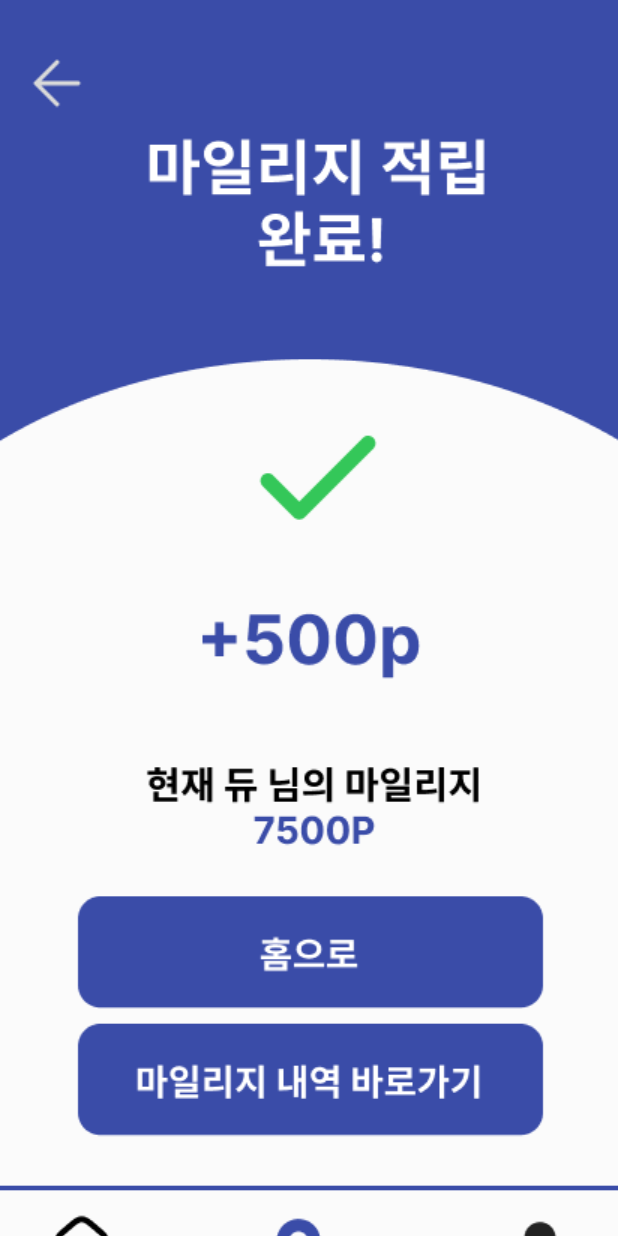
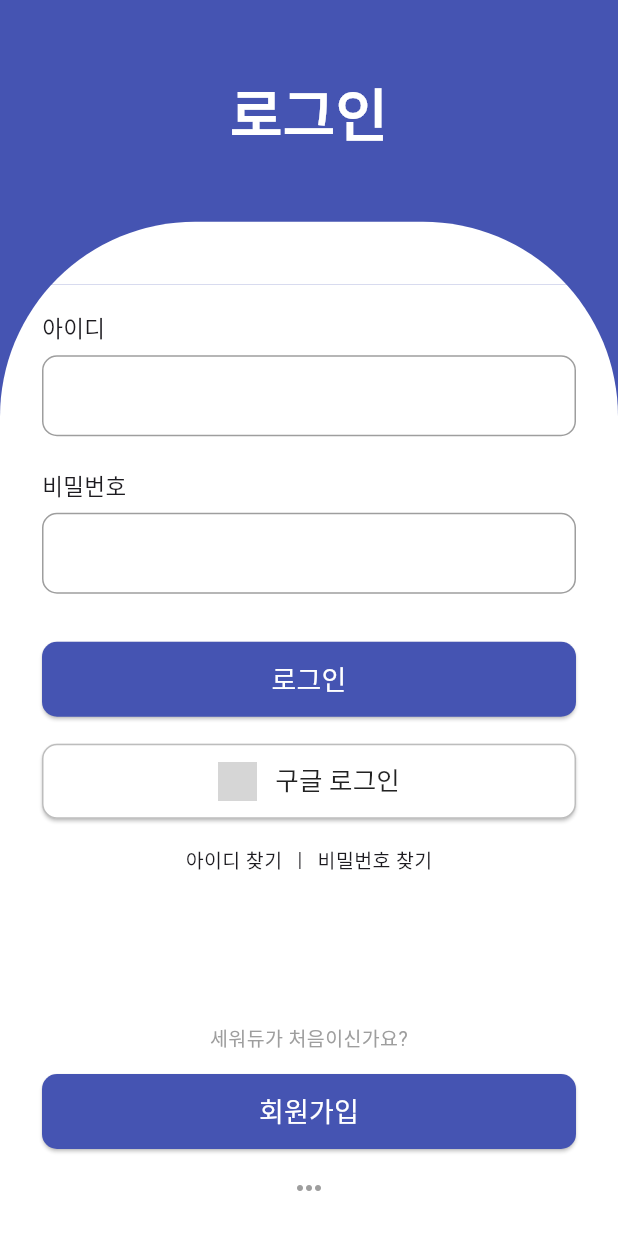
Before and after one commit to ychongg/dewlab, a Flutter app: the screen it shows after launch, on a phone screen of 412 x 824 dp. Run offline on Flutter 3.47's test engine with Material 3 defaults, Android fonts, the light colour scheme and no system bars; our stand-ins replace firebase_auth, firebase_core, google_sign_in; accounts and stored records are empty; generated files the repository leaves out were written again; network calls fail; grey boxes are pictures that could not be loaded.

Commit message:
Add files via upload

```diff
--- /dev/null
+++ b/lib/LoginPage.dart
@@ -0,0 +1,333 @@
+import 'dart:io' show Platform;
+import 'package:flutter/foundation.dart' show kIsWeb;
+import 'package:flutter/material.dart';
+import 'package:firebase_auth/firebase_auth.dart';
+import 'package:google_sign_in/google_sign_in.dart';
+import 'MainPage.dart';
+import 'SignUpPage.dart';
+
+class LoginPage extends StatefulWidget {
+  const LoginPage({super.key});
+
+  @override
+  State<LoginPage> createState() => _LoginPageState();
+}
+
+class _LoginPageState extends State<LoginPage> {
+  final TextEditingController _emailController = TextEditingController();
+  final TextEditingController _passwordController = TextEditingController();
+
+  // 🔥 구글 로그인 함수
+  Future<User?> _signInWithGoogle() async {
+    try {
+      // 🔥 웹일 때: Google Sign-In은 FirebaseAuth로 직접 처리해야 함.
+      if (kIsWeb) {
+        GoogleAuthProvider authProvider = GoogleAuthProvider();
+
+        final UserCredential userCredential =
+        await FirebaseAuth.instance.signInWithPopup(authProvider);
+
+        return userCredential.user;
+      }
+
+      // 🔥 모바일(Android/iOS)
+      final GoogleSignIn googleSignIn = GoogleSignIn();
+      final GoogleSignInAccount? googleUser = await googleSignIn.signIn();
+      if (googleUser == null) return null;
+
+      final GoogleSignInAuthentication googleAuth =
+      await googleUser.authentication;
+
+      final OAuthCredential credential = GoogleAuthProvider.credential(
+        idToken: googleAuth.idToken,
+        accessToken: googleAuth.accessToken,
+      );
+
+      final UserCredential userCredential =
+      await FirebaseAuth.instance.signInWithCredential(credential);
+
+      return userCredential.user;
+    } catch (e) {
+      print("🔥 Google 로그인 오류: $e");
+      return null;
+    }
+  }
+
+
+
+  // 이메일/비번 로그인
+  Future<void> _emailLogin() async {
+    try {
+      UserCredential userCredential = await FirebaseAuth.instance.signInWithEmailAndPassword(
+        email: _emailController.text,
+        password: _passwordController.text,
+      );
+
+      ScaffoldMessenger.of(context).showSnackBar(
+        SnackBar(content: Text("로그인 성공: ${userCredential.user?.email ?? ''}")),
+      );
+
+      // MainPage로 이동
+      Navigator.pushReplacement(
+        context,
+        MaterialPageRoute(builder: (context) => const MainPage()),
+      );
+    } catch (e) {
+      ScaffoldMessenger.of(context).showSnackBar(
+        SnackBar(content: Text("로그인 실패: $e")),
+      );
+    }
+  }
+
+  @override
+  Widget build(BuildContext context) {
+    final screenHeight = MediaQuery.of(context).size.height;
+    final screenWidth = MediaQuery.of(context).size.width;
+
+    final topArcHeight = screenHeight * 0.23;
+    final contentTop = topArcHeight * 0.78;
+
+    return Scaffold(
+      backgroundColor: const Color(0xFF4554B2),
+      body: SizedBox(
+        height: screenHeight,
+        width: screenWidth,
+        child: Stack(
+          children: [
+            // White rounded container
+            Positioned(
+              top: contentTop,
+              left: 0,
+              right: 0,
+              bottom: 0,
+              child: Container(
+                padding: const EdgeInsets.symmetric(horizontal: 28),
+                decoration: const BoxDecoration(
+                  color: Colors.white,
+                  borderRadius: BorderRadius.only(
+                    topLeft: Radius.circular(130),
+                    topRight: Radius.circular(130),
+                  ),
+                ),
+                child: Column(
+                  crossAxisAlignment: CrossAxisAlignment.stretch,
+                  children: [
+                    const SizedBox(height: 60),
+                    _buildInput("아이디", controller: _emailController),
+                    const SizedBox(height: 22),
+                    _buildInput("비밀번호", obscure: true, controller: _passwordController),
+                    const SizedBox(height: 32),
+
+                    // 이메일/비번 로그인 버튼
+                    SizedBox(
+                      height: 50,
+                      child: ElevatedButton(
+                        style: ElevatedButton.styleFrom(
+                          backgroundColor: const Color(0xFF4554B2),
+                          shape: RoundedRectangleBorder(
+                            borderRadius: BorderRadius.circular(10),
+                          ),
+                        ),
+                        onPressed: _emailLogin,
+                        child: const Text(
+                          "로그인",
+                          style: TextStyle(
+                            fontSize: 18,
+                            color: Colors.white,
+                          ),
+                        ),
+                      ),
+                    ),
+
+                    const SizedBox(height: 18),
+
+                    // 구글 로그인 버튼
+                    SizedBox(
+                      height: 50,
+                      child: ElevatedButton(
+                        style: ElevatedButton.styleFrom(
+                          backgroundColor: Colors.white,
+                          side: const BorderSide(color: Colors.black26),
+                          shape: RoundedRectangleBorder(
+                            borderRadius: BorderRadius.circular(10),
+                          ),
+                        ),
+                        onPressed: () async {
+                          final user = await _signInWithGoogle();
+
+                          if (user != null) {
+                            ScaffoldMessenger.of(context).showSnackBar(
+                              SnackBar(content: Text("로그인 성공: ${user.displayName ?? user.email}")),
+                            );
+
+                            // ⭐ 로그인 성공 시 MainPage로 이동
+                            Navigator.pushReplacement(
+                              context,
+                              MaterialPageRoute(builder: (context) => const MainPage()),
+                            );
+                          } else {
+                            ScaffoldMessenger.of(context).showSnackBar(
+                              const SnackBar(content: Text("로그인 실패")),
+                            );
+                          }
+                        },
+
+                        child: Row(
+                          mainAxisAlignment: MainAxisAlignment.center,
+                          children: [
+                            Image.network(
+                              'https://developers.google.com/identity/images/g-logo.png',
+                              width: 26,
+                            ),
+                            const SizedBox(width: 12),
+                            const Text(
+                              '구글 로그인',
+                              style: TextStyle(color: Colors.black87, fontSize: 17),
+                            ),
+                          ],
+                        ),
+                      ),
+                    ),
+
+                    const SizedBox(height: 18),
+
+                    Row(
+                      mainAxisAlignment: MainAxisAlignment.center,
+                      children: const [
+                        Text("아이디 찾기", style: TextStyle(fontSize: 13)),
+                        SizedBox(width: 10),
+                        Text("|", style: TextStyle(fontSize: 13)),
+                        SizedBox(width: 10),
+                        Text("비밀번호 찾기", style: TextStyle(fontSize: 13)),
+                      ],
+                    ),
+
+                    const Spacer(),
+
+                    const Text(
+                      "세워듀가 처음이신가요?",
+                      textAlign: TextAlign.center,
+                      style: TextStyle(color: Colors.grey, fontSize: 13),
+                    ),
+                    const SizedBox(height: 14),
+
+                    // 회원가입 버튼
+                    SizedBox(
+                      height: 50,
+                      child: ElevatedButton(
+                        style: ElevatedButton.styleFrom(
+                          backgroundColor: const Color(0xFF4554B2),
+                          shape: RoundedRectangleBorder(
+                            borderRadius: BorderRadius.circular(10),
+                          ),
+                        ),
+                        onPressed: () {
+                          Navigator.push(
+                            context,
+                            MaterialPageRoute(builder: (context) => const SignUpPage()),
+                          );
+                        },
+                        child: const Text(
+                          "회원가입",
+                          style: TextStyle(
+                            fontSize: 18,
+                            color: Colors.white,
+                          ),
+                        ),
+                      ),
+                    ),
+
+                    const SizedBox(height: 14),
+                    const Icon(Icons.more_horiz, color: Colors.grey),
+                    const SizedBox(height: 20),
+                  ],
+                ),
+              ),
+            ),
+
+            // Top arc
+            Positioned(
+              top: 0,
+              left: 0,
+              right: 0,
+              child: ClipPath(
+                clipper: TopArcClipper(arcHeight: topArcHeight),
+                child: Container(
+                  height: topArcHeight,
+                  width: screenWidth,
+                  color: const Color(0xFF4554B2),
+                ),
+              ),
+            ),
+
+            // Top "로그인"
+            Positioned(
+              top: topArcHeight * 0.25,
+              left: 0,
+              right: 0,
+              child: const Center(
+                child: Text(
+                  '로그인',
+                  style: TextStyle(
+                    fontSize: 38,
+                    color: Colors.white,
+                    fontWeight: FontWeight.bold,
+                  ),
+                ),
+              ),
+            ),
+          ],
+        ),
+      ),
+    );
+  }
+
+  // 입력폼 공통
+  static Widget _buildInput(String label, {bool obscure = false, TextEditingController? controller}) {
+    return Column(
+      crossAxisAlignment: CrossAxisAlignment.start,
+      children: [
+        Text(label, style: const TextStyle(fontSize: 15)),
+        const SizedBox(height: 8),
+        Container(
+          decoration: BoxDecoration(
+            borderRadius: BorderRadius.circular(10),
+            border: Border.all(color: Colors.black38),
+          ),
+          child: TextField(
+            controller: controller,
+            obscureText: obscure,
+            decoration: const InputDecoration(
+              border: InputBorder.none,
+              contentPadding: EdgeInsets.symmetric(horizontal: 14, vertical: 14),
+            ),
+          ),
+        ),
+      ],
+    );
+  }
+}
+
+// Arc UI
+class TopArcClipper extends CustomClipper<Path> {
+  final double arcHeight;
+  TopArcClipper({required this.arcHeight});
+
+  @override
+  Path getClip(Size size) {
+    final path = Path();
+    path.moveTo(0, arcHeight + 2);
+    path.arcToPoint(
+      Offset(size.width, arcHeight + 2),
+      radius: Radius.elliptical(size.width / 2, arcHeight * 1.6),
+      clockwise: false,
+    );
+    path.lineTo(size.width, size.height);
+    path.lineTo(0, size.height);
+    path.close();
+    return path;
+  }
+
+  @override
+  bool shouldReclip(covariant CustomClipper<Path> oldClipper) => false;
+}
--- a/lib/main.dart
+++ b/lib/main.dart
@@ -1,9 +1,13 @@
 import 'package:flutter/material.dart';
-import 'home.dart';
-import 'mileage.dart';
-import 'rent.dart';
+import 'package:firebase_core/firebase_core.dart';
+import 'LoginPage.dart';
+import 'firebase_options.dart';
 
-void main() {
+void main() async {
+  WidgetsFlutterBinding.ensureInitialized();
+  await Firebase.initializeApp(
+    options: DefaultFirebaseOptions.currentPlatform,
+  );
   runApp(const MyApp());
 }
 
@@ -14,7 +18,7 @@ class MyApp extends StatelessWidget {
   Widget build(BuildContext context) {
     return MaterialApp(
       debugShowCheckedModeBanner: false,
-      home: const Mileage(), //시작화면
+      home: const LoginPage(),
     );
   }
 }
```
Also changed, not shown: lib/SignUpPage.dart (added, +264 -0 lines).
